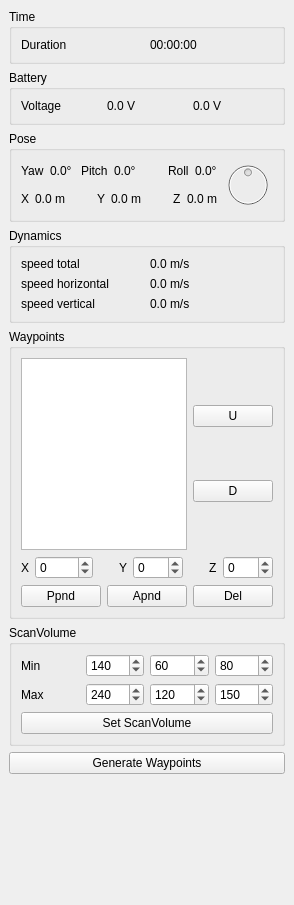
Old version of the form basestation/controlwidget.ui in the repository wpfhtl/octocopter.
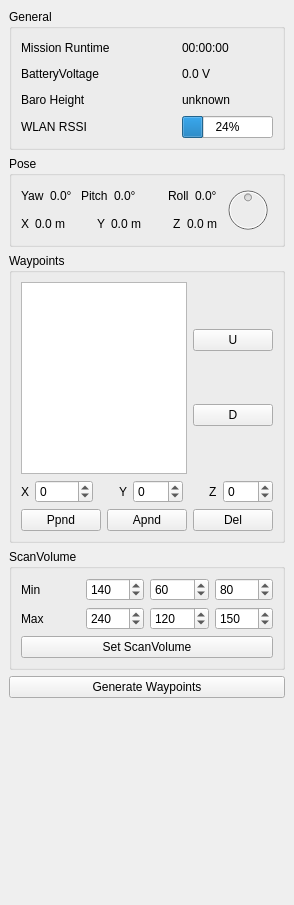
New version of the form.

Diff of the .ui file:
```diff
--- a/basestation/controlwidget.ui
+++ b/basestation/controlwidget.ui
@@ -18,53 +18,117 @@
     <item>
      <widget class="QGroupBox" name="groupBox_5">
       <property name="title">
-       <string>Time</string>
+       <string>General</string>
       </property>
-      <layout class="QGridLayout" name="gridLayout_5">
+      <layout class="QGridLayout" name="gridLayout">
        <item row="0" column="0">
         <widget class="QLabel" name="label_12">
          <property name="text">
-          <string>Duration</string>
+          <string>Mission Runtime</string>
          </property>
         </widget>
        </item>
        <item row="0" column="1">
-        <widget class="QLabel" name="mLabelDuration">
+        <spacer name="horizontalSpacer">
+         <property name="orientation">
+          <enum>Qt::Horizontal</enum>
+         </property>
+         <property name="sizeHint" stdset="0">
+          <size>
+           <width>60</width>
+           <height>20</height>
+          </size>
+         </property>
+        </spacer>
+       </item>
+       <item row="0" column="2">
+        <widget class="QLabel" name="mLabelMissionRunTime">
          <property name="text">
           <string>00:00:00</string>
          </property>
         </widget>
        </item>
-      </layout>
-     </widget>
-    </item>
-    <item>
-     <widget class="QGroupBox" name="groupBox">
-      <property name="title">
-       <string>Battery</string>
-      </property>
-      <layout class="QGridLayout" name="gridLayout">
-       <item row="0" column="0">
+       <item row="1" column="0">
         <widget class="QLabel" name="label">
          <property name="text">
-          <string>Voltage</string>
+          <string>BatteryVoltage</string>
          </property>
         </widget>
        </item>
-       <item row="0" column="1">
-        <widget class="QLabel" name="mLabelBatteryVoltageCurrent">
-         <property name="text">
-          <string>0.0 V</string>
+       <item row="1" column="1">
+        <spacer name="horizontalSpacer_4">
+         <property name="orientation">
+          <enum>Qt::Horizontal</enum>
          </property>
-        </widget>
+         <property name="sizeHint" stdset="0">
+          <size>
+           <width>60</width>
+           <height>20</height>
+          </size>
+         </property>
+        </spacer>
        </item>
-       <item row="0" column="2">
+       <item row="1" column="2">
         <widget class="QLabel" name="mLabelBatteryVoltage">
          <property name="text">
           <string>0.0 V</string>
          </property>
         </widget>
        </item>
+       <item row="2" column="0">
+        <widget class="QLabel" name="label_5">
+         <property name="text">
+          <string>Baro Height</string>
+         </property>
+        </widget>
+       </item>
+       <item row="2" column="1">
+        <spacer name="horizontalSpacer_9">
+         <property name="orientation">
+          <enum>Qt::Horizontal</enum>
+         </property>
+         <property name="sizeHint" stdset="0">
+          <size>
+           <width>60</width>
+           <height>20</height>
+          </size>
+         </property>
+        </spacer>
+       </item>
+       <item row="2" column="2">
+        <widget class="QLabel" name="mLabelBarometricHeight">
+         <property name="text">
+          <string>unknown</string>
+         </property>
+        </widget>
+       </item>
+       <item row="3" column="0">
+        <widget class="QLabel" name="label_3">
+         <property name="text">
+          <string>WLAN RSSI</string>
+         </property>
+        </widget>
+       </item>
+       <item row="3" column="1">
+        <spacer name="horizontalSpacer_10">
+         <property name="orientation">
+          <enum>Qt::Horizontal</enum>
+         </property>
+         <property name="sizeHint" stdset="0">
+          <size>
+           <width>60</width>
+           <height>20</height>
+          </size>
+         </property>
+        </spacer>
+       </item>
+       <item row="3" column="2">
+        <widget class="QProgressBar" name="mBarWirelessRssi">
+         <property name="value">
+          <number>24</number>
+         </property>
+        </widget>
+       </item>
       </layout>
      </widget>
     </item>
@@ -287,63 +351,6 @@
       </layout>
      </widget>
     </item>
-    <item>
-     <widget class="QGroupBox" name="groupBox_3">
-      <property name="title">
-       <string>Dynamics</string>
-      </property>
-      <layout class="QGridLayout" name="gridLayout_3">
-       <item row="0" column="0">
-        <widget class="QLabel" name="label_5">
-         <property name="text">
-          <string>speed total</string>
-         </property>
-        </widget>
-       </item>
-       <item row="0" column="1">
-        <widget class="QLabel" name="mLabelSpeed">
-         <property name="text">
-          <string>0.0 m/s</string>
-         </property>
-        </widget>
-       </item>
-       <item row="1" column="0">
-        <widget class="QLabel" name="label_6">
-         <property name="text">
-          <string>speed horizontal</string>
-         </property>
-         <property name="alignment">
-          <set>Qt::AlignLeading|Qt::AlignLeft|Qt::AlignVCenter</set>
-         </property>
-        </widget>
-       </item>
-       <item row="1" column="1">
-        <widget class="QLabel" name="mLabelSpeedHorizontal">
-         <property name="text">
-          <string>0.0 m/s</string>
-         </property>
-        </widget>
-       </item>
-       <item row="2" column="0">
-        <widget class="QLabel" name="label_9">
-         <property name="text">
-          <string>speed vertical</string>
-         </property>
-         <property name="alignment">
-          <set>Qt::AlignLeading|Qt::AlignLeft|Qt::AlignVCenter</set>
-         </property>
-        </widget>
-       </item>
-       <item row="2" column="1">
-        <widget class="QLabel" name="mLabelSpeedVertical">
-         <property name="text">
-          <string>0.0 m/s</string>
-         </property>
-        </widget>
-       </item>
-      </layout>
-     </widget>
-    </item>
     <item>
      <widget class="QGroupBox" name="mGroupBoxWayPoints">
       <property name="title">
```
